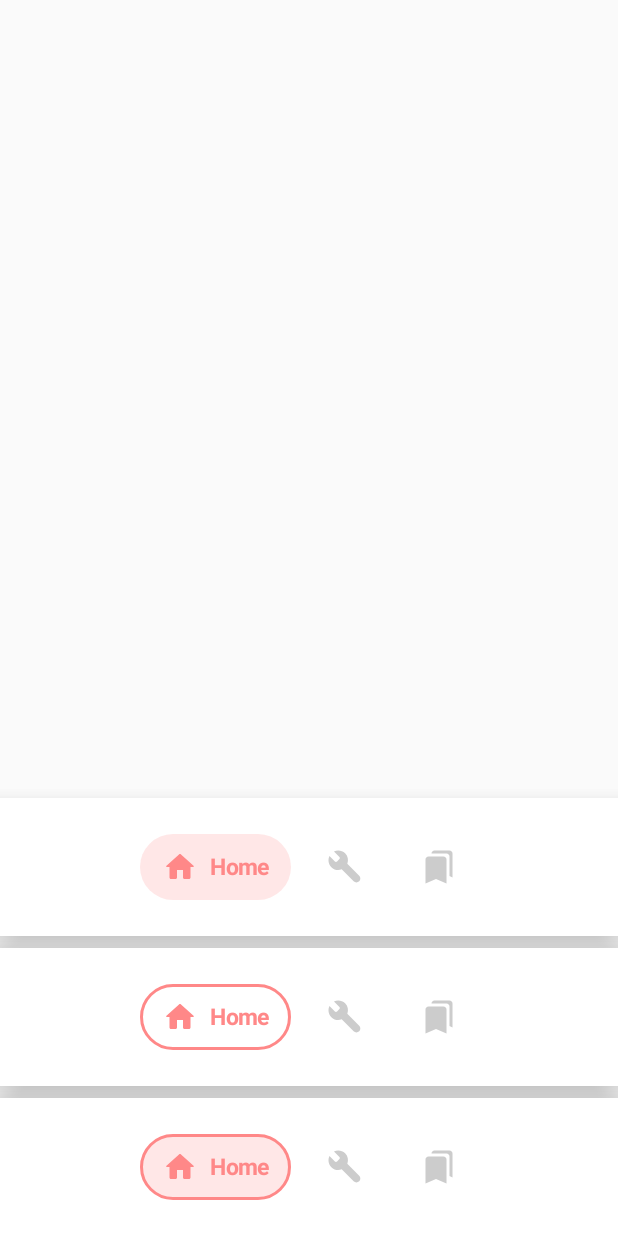
After one commit to st235/ExpandableBottomBar, an Android app: the StylesActivity screen opened directly, with no data from a screen before it, on a phone screen of 412 x 824 dp. The commit adds this screen. Run offline under Robolectric (Android 15) with nearby library versions, the phone set to English and light mode, and no system bars.

Commit message:
implemented different styles for an items.

```diff
--- a/app/src/main/AndroidManifest.xml
+++ b/app/src/main/AndroidManifest.xml
@@ -21,6 +21,7 @@
         <activity android:name=".screens.CoordinatorLayoutActivity" />
         <activity android:name=".screens.ScrollableCoordinatorLayoutActivity" />
         <activity android:name=".screens.navigation.NavigationComponentActivity" />
+        <activity android:name=".screens.StylesActivity" />
     </application>
 
 </manifest>
--- a/app/src/main/java/github/com/st235/expandablebottombar/ShowCaseActivity.kt
+++ b/app/src/main/java/github/com/st235/expandablebottombar/ShowCaseActivity.kt
@@ -35,6 +35,10 @@ class ShowCaseActivity : AppCompatActivity() {
             createShowCase<NavigationComponentActivity>(
                 title = getString(R.string.navigation_components_title),
                 description = getString(R.string.navigation_components_description)
+            ),
+            createShowCase<StylesActivity>(
+                title = getString(R.string.styles_title),
+                description = getString(R.string.styles_description)
             )
         )
     }
--- /dev/null
+++ b/app/src/main/java/github/com/st235/expandablebottombar/screens/StylesActivity.kt
@@ -0,0 +1,13 @@
+package github.com.st235.expandablebottombar.screens
+
+import android.os.Bundle
+import androidx.appcompat.app.AppCompatActivity
+import github.com.st235.expandablebottombar.R
+
+class StylesActivity : AppCompatActivity() {
+
+    override fun onCreate(savedInstanceState: Bundle?) {
+        super.onCreate(savedInstanceState)
+        setContentView(R.layout.activity_styles)
+    }
+}
--- /dev/null
+++ b/app/src/main/res/layout/activity_styles.xml
@@ -0,0 +1,48 @@
+<?xml version="1.0" encoding="utf-8"?>
+<LinearLayout xmlns:android="http://schemas.android.com/apk/res/android"
+    xmlns:app="http://schemas.android.com/apk/res-auto"
+    xmlns:tools="http://schemas.android.com/tools"
+    android:layout_width="match_parent"
+    android:layout_height="match_parent"
+    android:fitsSystemWindows="true"
+    android:orientation="vertical"
+    android:gravity="bottom"
+    tools:context=".screens.StylesActivity">
+
+    <github.com.st235.lib_expandablebottombar.ExpandableBottomBar
+        android:id="@+id/normal"
+        android:layout_width="match_parent"
+        android:layout_height="wrap_content"
+        android:layout_marginTop="8dp"
+        app:exb_itemInactiveColor="#CCCCCC"
+        app:exb_items="@menu/bottom_bar"
+        app:exb_itemStyle="normal"
+        app:layout_constraintBottom_toBottomOf="parent"
+        app:layout_constraintEnd_toEndOf="parent"
+        app:layout_constraintStart_toStartOf="parent" />
+
+    <github.com.st235.lib_expandablebottombar.ExpandableBottomBar
+        android:id="@+id/outline"
+        android:layout_width="match_parent"
+        android:layout_height="wrap_content"
+        android:layout_marginTop="8dp"
+        app:exb_itemInactiveColor="#CCCCCC"
+        app:exb_items="@menu/bottom_bar"
+        app:exb_itemStyle="outline"
+        app:layout_constraintBottom_toBottomOf="parent"
+        app:layout_constraintEnd_toEndOf="parent"
+        app:layout_constraintStart_toStartOf="parent" />
+
+    <github.com.st235.lib_expandablebottombar.ExpandableBottomBar
+        android:id="@+id/stroke"
+        android:layout_width="match_parent"
+        android:layout_height="wrap_content"
+        android:layout_marginTop="8dp"
+        app:exb_itemInactiveColor="#CCCCCC"
+        app:exb_items="@menu/bottom_bar"
+        app:exb_itemStyle="stroked"
+        app:layout_constraintBottom_toBottomOf="parent"
+        app:layout_constraintEnd_toEndOf="parent"
+        app:layout_constraintStart_toStartOf="parent" />
+
+</LinearLayout>
--- a/app/src/main/res/values/strings.xml
+++ b/app/src/main/res/values/strings.xml
@@ -23,4 +23,7 @@
 
     <string name="navigation_components_title">Navigation components</string>
     <string name="navigation_components_description">ExpandableBottomBar brings support of Navigation Components system. Starting from now you are able to attach bottom menu in a one line of code.\n See: https://github.com/st235/ExpandableBottomBar#navigation-components-support</string>
+
+    <string name="styles_title">Styles showcase</string>
+    <string name="styles_description">Demonstrates styles, introduced at 1.2.0.</string>
 </resources>
--- a/build.gradle
+++ b/build.gradle
@@ -1,7 +1,7 @@
 ext {
     vers = [
-            versionCode: 32,
-            versionName: "1.1.10"
+            versionCode: 33,
+            versionName: "1.2.0"
     ]
     info = [
             name: 'expandablebottombar',
--- a/lib-expandablebottombar/src/main/java/github/com/st235/lib_expandablebottombar/ExpandableBottomBar.kt
+++ b/lib-expandablebottombar/src/main/java/github/com/st235/lib_expandablebottombar/ExpandableBottomBar.kt
@@ -24,10 +24,12 @@ import androidx.constraintlayout.widget.ConstraintLayout
 import androidx.constraintlayout.widget.ConstraintSet
 import androidx.coordinatorlayout.widget.CoordinatorLayout
 import androidx.core.content.ContextCompat
+import github.com.st235.lib_expandablebottombar.ExpandableBottomBar.ItemStyle.Companion.toItemStyle
 import github.com.st235.lib_expandablebottombar.behavior.ExpandableBottomBarBehavior
 import github.com.st235.lib_expandablebottombar.parsers.ExpandableBottomBarParser
 import github.com.st235.lib_expandablebottombar.state.SavedState
-import github.com.st235.lib_expandablebottombar.utils.DrawableHelper
+import github.com.st235.lib_expandablebottombar.utils.*
+import github.com.st235.lib_expandablebottombar.utils.StyleController
 import github.com.st235.lib_expandablebottombar.utils.applyForApiLAndHigher
 import github.com.st235.lib_expandablebottombar.utils.clamp
 import github.com.st235.lib_expandablebottombar.utils.min
@@ -44,6 +46,17 @@ typealias OnItemClickListener = (v: View, menuItem: ExpandableBottomBarMenuItem)
 class ExpandableBottomBar @JvmOverloads constructor(
     context: Context, attrs: AttributeSet? = null, defStyleAttr: Int = R.attr.exb_expandableButtonBarDefaultStyle
 ) : ConstraintLayout(context, attrs, defStyleAttr), CoordinatorLayout.AttachedBehavior {
+
+    internal enum class ItemStyle(private val id: Int) {
+        NORMAL(0), OUTLINE(1), STROKE(2);
+
+        companion object {
+
+            fun Int.toItemStyle(): ItemStyle = values().find { it.id == this }
+                ?: throw IllegalArgumentException("Cannot find style for id $this")
+
+        }
+    }
 
     private val bounds = Rect()
 
@@ -76,6 +89,7 @@ class ExpandableBottomBar @JvmOverloads constructor(
     private val menuItems = mutableListOf<ExpandableBottomBarMenuItem>()
     private val viewControllers: MutableMap<Int, ExpandableItemViewController> = mutableMapOf()
     private val stateController = ExpandableBottomBarStateController(this)
+    private lateinit var styleController: StyleController
 
     var onItemSelectedListener: OnItemClickListener? = null
     var onItemReselectedListener: OnItemClickListener? = null
@@ -106,11 +120,14 @@ class ExpandableBottomBar @JvmOverloads constructor(
         menuHorizontalPadding = typedArray.getDimension(R.styleable.ExpandableBottomBar_exb_item_horizontal_padding, 15F.toPx()).toInt()
         menuVerticalPadding = typedArray.getDimension(R.styleable.ExpandableBottomBar_exb_item_vertical_padding, 10F.toPx()).toInt()
 
+        val rawItemsStyle = typedArray.getInt(R.styleable.ExpandableBottomBar_exb_itemStyle, 0)
+        styleController = StyleController.create(style = rawItemsStyle.toItemStyle())
+
         val backgroundColor = typedArray.getColor(R.styleable.ExpandableBottomBar_exb_backgroundColor, Color.WHITE)
         backgroundCornerRadius = typedArray.getDimension(R.styleable.ExpandableBottomBar_exb_backgroundCornerRadius, 0F)
 
         background =
-            DrawableHelper.createShapeDrawable(backgroundColor, backgroundCornerRadius, 1.0F)
+            DrawableHelper.createShapeDrawable(color = backgroundColor, cornerRadius = backgroundCornerRadius, opacity = 1.0F)
 
         applyForApiLAndHigher {
             elevation = typedArray.getDimension(R.styleable.ExpandableBottomBar_exb_elevation, 16F.toPx())
@@ -135,7 +152,7 @@ class ExpandableBottomBar @JvmOverloads constructor(
     fun setBackgroundColor(@ColorInt color: Int, @FloatRange(from = 0.0) backgroundCornerRadius: Float) {
         this.backgroundCornerRadius = backgroundCornerRadius
         background =
-            DrawableHelper.createShapeDrawable(color, backgroundCornerRadius, 1.0F)
+            DrawableHelper.createShapeDrawable(color = color, cornerRadius = backgroundCornerRadius, opacity = 1.0F)
     }
 
     fun setBackgroundColorRes(@ColorRes colorRes: Int) {
@@ -236,6 +253,7 @@ class ExpandableBottomBar @JvmOverloads constructor(
 
         val viewController =
             ExpandableItemViewController.Builder(menuItem)
+                .styleController(styleController)
                 .itemMargins(menuHorizontalPadding, menuVerticalPadding)
                 .itemBackground(itemBackgroundCornerRadius, itemBackgroundOpacity)
                 .itemsColors(selectedStateColorList)
--- a/lib-expandablebottombar/src/main/java/github/com/st235/lib_expandablebottombar/ExpandableItemViewController.kt
+++ b/lib-expandablebottombar/src/main/java/github/com/st235/lib_expandablebottombar/ExpandableItemViewController.kt
@@ -24,11 +24,13 @@ import androidx.core.view.AccessibilityDelegateCompat
 import androidx.core.view.ViewCompat.setAccessibilityDelegate
 import androidx.core.view.accessibility.AccessibilityNodeInfoCompat
 import github.com.st235.lib_expandablebottombar.utils.DrawableHelper
+import github.com.st235.lib_expandablebottombar.utils.StyleController
 import github.com.st235.lib_expandablebottombar.utils.createChain
 import github.com.st235.lib_expandablebottombar.utils.toPx
 
 internal open class ExpandableItemViewController(
     internal val menuItem: ExpandableBottomBarMenuItem,
+    private val styleController: StyleController,
     private val itemView: View,
     private val textView: TextView,
     private val iconView: ImageView,
@@ -65,7 +67,7 @@ internal open class ExpandableItemViewController(
 
     @VisibleForTesting
     internal open fun createHighlightedMenuShape(): Drawable {
-        return DrawableHelper.createShapeDrawable(
+        return styleController.createShapeDrawable(
             menuItem.activeColor,
             backgroundCornerRadius,
             backgroundOpacity
@@ -121,6 +123,7 @@ internal open class ExpandableItemViewController(
         @FloatRange(from = 0.0, to = 1.0)
         private var backgroundOpacity: Float = 1.0f
 
+        private lateinit var styleController: StyleController
         private lateinit var backgroundColorSelector: ColorStateList
         private lateinit var onItemClickListener: (View) -> Unit
 
@@ -147,6 +150,11 @@ internal open class ExpandableItemViewController(
 
         fun onItemClickListener(onItemClickListener: (View) -> Unit): Builder {
             this.onItemClickListener = onItemClickListener
+            return this
+        }
+
+        fun styleController(styleController: StyleController): Builder {
+            this.styleController = styleController
             return this
         }
 
@@ -195,6 +203,7 @@ internal open class ExpandableItemViewController(
 
             return ExpandableItemViewController(
                 menuItem,
+                styleController,
                 itemView, textView, iconView,
                 backgroundCornerRadius, backgroundOpacity
             )
--- a/lib-expandablebottombar/src/main/java/github/com/st235/lib_expandablebottombar/utils/DrawableHelper.kt
+++ b/lib-expandablebottombar/src/main/java/github/com/st235/lib_expandablebottombar/utils/DrawableHelper.kt
@@ -3,8 +3,7 @@ package github.com.st235.lib_expandablebottombar.utils
 import android.content.Context
 import android.content.res.ColorStateList
 import android.graphics.drawable.Drawable
-import android.graphics.drawable.ShapeDrawable
-import android.graphics.drawable.shapes.RoundRectShape
+import android.graphics.drawable.GradientDrawable
 import androidx.annotation.ColorInt
 import androidx.annotation.DrawableRes
 import androidx.annotation.FloatRange
@@ -13,16 +12,26 @@ import androidx.core.graphics.ColorUtils
 import androidx.core.graphics.drawable.DrawableCompat
 
 object DrawableHelper {
-    internal fun createShapeDrawable(@ColorInt activeColor: Int,
+    internal fun createShapeDrawable(@ColorInt color: Int,
+                                     shouldFill: Boolean = true,
+                                     shouldStroke: Boolean = false,
                                      @FloatRange(from = 0.0) cornerRadius: Float,
                                      @FloatRange(from = 0.0, to = 1.0) opacity: Float): Drawable {
-        val footerBackground = ShapeDrawable()
+        val footerBackground = GradientDrawable()
 
         val radii = FloatArray(8)
         for (i in 0 until 8) radii[i] = cornerRadius
 
-        footerBackground.shape = RoundRectShape(radii, null, null)
-        footerBackground.paint.color = ColorUtils.setAlphaComponent(activeColor, (opacity * 255).toInt())
+        footerBackground.shape = GradientDrawable.RECTANGLE
+        footerBackground.cornerRadii = radii
+
+        if (shouldFill) {
+            footerBackground.setColor(ColorUtils.setAlphaComponent(color, (opacity * 255).toInt()))
+        }
+
+        if (shouldStroke) {
+            footerBackground.setStroke(2.toPx(), color)
+        }
 
         return footerBackground
     }
--- /dev/null
+++ b/lib-expandablebottombar/src/main/java/github/com/st235/lib_expandablebottombar/utils/StyleController.kt
@@ -0,0 +1,67 @@
+package github.com.st235.lib_expandablebottombar.utils
+
+import android.graphics.drawable.Drawable
+import androidx.annotation.ColorInt
+import androidx.annotation.FloatRange
+import github.com.st235.lib_expandablebottombar.ExpandableBottomBar
+
+internal interface StyleController {
+
+    fun createShapeDrawable(
+        @ColorInt color: Int,
+        @FloatRange(from = 0.0) cornerRadius: Float,
+        @FloatRange(from = 0.0, to = 1.0) opacity: Float
+    ): Drawable
+
+    companion object {
+
+        fun create(style: ExpandableBottomBar.ItemStyle) = when(style) {
+            ExpandableBottomBar.ItemStyle.NORMAL -> NormalStyleController()
+            ExpandableBottomBar.ItemStyle.OUTLINE -> OutlineStyleController()
+            ExpandableBottomBar.ItemStyle.STROKE -> StrokeStyleController()
+        }
+    }
+}
+
+internal class NormalStyleController: StyleController {
+
+    override fun createShapeDrawable(
+        color: Int,
+        cornerRadius: Float,
+        opacity: Float
+    ): Drawable {
+        return DrawableHelper.createShapeDrawable(
+            color = color,
+            shouldFill = true,
+            shouldStroke = false,
+            cornerRadius = cornerRadius,
+            opacity = opacity
+        )
+    }
+}
+
+internal class OutlineStyleController: StyleController {
+
+    override fun createShapeDrawable(color: Int, cornerRadius: Float, opacity: Float): Drawable {
+        return DrawableHelper.createShapeDrawable(
+            color = color,
+            shouldFill = false,
+            shouldStroke = true,
+            cornerRadius = cornerRadius,
+            opacity = opacity
+        )
+    }
+}
+
+internal class StrokeStyleController: StyleController {
+
+    override fun createShapeDrawable(color: Int, cornerRadius: Float, opacity: Float): Drawable {
+        return DrawableHelper.createShapeDrawable(
+            color = color,
+            shouldFill = true,
+            shouldStroke = true,
+            cornerRadius = cornerRadius,
+            opacity = opacity
+        )
+    }
+}
--- a/lib-expandablebottombar/src/main/res/values/attrs.xml
+++ b/lib-expandablebottombar/src/main/res/values/attrs.xml
@@ -11,6 +11,11 @@
         <attr name="exb_itemInactiveColor" format="color" />
         <attr name="exb_itemBackgroundCornerRadius" format="dimension" />
         <attr name="exb_itemBackgroundOpacity" format="float" />
+        <attr name="exb_itemStyle" format="enum">
+            <enum name="normal" value="0" />
+            <enum name="outline" value="1" />
+            <enum name="stroked" value="2" />
+        </attr>
         <attr name="exb_transitionDuration" format="integer" />
         <attr name="exb_elevation" format="dimension" />
         <attr name="exb_backgroundColor" format="color" />
```
Also changed, not shown: 3 other files.
